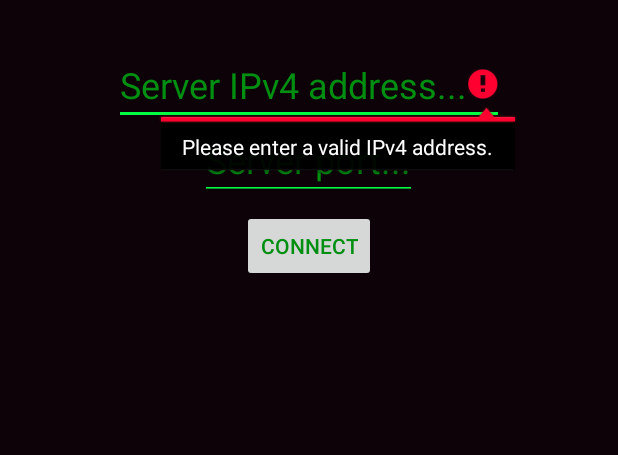
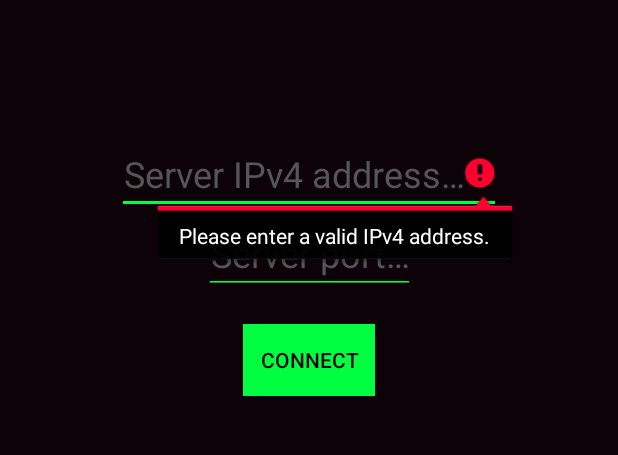
Before and after one commit to IvicaDuspara/WirelessNetworkRemote, an Android app: the screen it shows after launch (MainActivity), after a tap on "CONNECT", on a phone screen of 412 x 824 dp, the part 84-539 px from its top. Run offline under Robolectric (Android 15) with nearby library versions, the phone set to English and light mode, and no system bars; our stand-ins replace ButterKnife.

Commit message:
Refactored activity_main.xml to ConstraintLayout. Added a ProgressBar that indicates connecting to server. Made the connect button unclickable and disabled until it is determined whether or not the connection is successful.

```diff
--- a/app/src/main/java/makazas/imint/hr/meteorremote/ui/MainActivity.java
+++ b/app/src/main/java/makazas/imint/hr/meteorremote/ui/MainActivity.java
@@ -2,11 +2,15 @@ package makazas.imint.hr.meteorremote.ui;
 
 import android.annotation.SuppressLint;
 import android.content.Intent;
+import android.graphics.Color;
 import android.os.AsyncTask;
 import android.support.v7.app.AppCompatActivity;
 import android.os.Bundle;
+import android.util.Log;
+import android.view.View;
 import android.widget.Button;
 import android.widget.EditText;
+import android.widget.ProgressBar;
 
 import butterknife.BindView;
 import butterknife.ButterKnife;
@@ -30,12 +34,16 @@ public class MainActivity extends AppCompatActivity {
     @BindView(R.id.btn_main_connect)
     Button btnConnect;
 
+    @BindView(R.id.pb_main_connecting)
+    ProgressBar pbConnecting;
+
     @Override
     protected void onCreate(Bundle savedInstanceState) {
         super.onCreate(savedInstanceState);
         setContentView(R.layout.activity_main);
         ButterKnife.bind(this);
 
+        setProgressBarVisible(false);
         initializeEditTextsFromSharedPrefs();
     }
 
@@ -67,13 +75,43 @@ public class MainActivity extends AppCompatActivity {
         etPort.setText(SharedPrefsUtil.get(this, Constants.PORT, ""));
     }
 
-    private String getStringResource(int resId) {
-        return getResources().getString(resId);
+    private String getStringResource(int stringId) {
+        return getResources().getString(stringId);
+    }
+
+    private int getColorResource(int colorId){
+        return getResources().getColor(colorId);
+    }
+
+    private void setProgressBarVisible(boolean isVisible){
+        pbConnecting.setVisibility(isVisible ? View.VISIBLE : View.GONE);
+    }
+
+    private void setButtonEnabled(boolean isEnabled){
+        btnConnect.setClickable(isEnabled);
+        btnConnect.setEnabled(isEnabled);
+        btnConnect.setBackgroundColor(
+                isEnabled ? getColorResource(R.color.matrixLightGreen) : getColorResource(R.color.grey)
+        );
     }
 
     @SuppressLint("StaticFieldLeak")
     private void tryInitializingSocket(String ipAddress, String port){
         new AsyncTask<String, String, Void>() {
+            @Override
+            protected void onPreExecute() {
+                super.onPreExecute();
+                runOnUiThread(() -> setProgressBarVisible(true));
+                runOnUiThread(() -> setButtonEnabled(false));
+            }
+
+            @Override
+            protected void onPostExecute(Void aVoid) {
+                super.onPostExecute(aVoid);
+                runOnUiThread(() -> setProgressBarVisible(false));
+                runOnUiThread(() -> setButtonEnabled(true));
+            }
+
             @Override
             protected Void doInBackground(String... strings) {
                 if(SocketSingleton.getInstance().initializeSocket(ipAddress, port)){
@@ -81,7 +119,7 @@ public class MainActivity extends AppCompatActivity {
                     saveInputToSharedPrefs();
                 } else {
                     runOnUiThread(
-                            () -> ToastUtil.showShortToastWithMessage(MainActivity.this, getStringResource(R.string.string_cannotconnect))
+                            () -> ToastUtil.showLongToastWithMessage(MainActivity.this, getStringResource(R.string.string_cannotconnect))
                     );
                 }
                 return null;
--- a/app/src/main/java/makazas/imint/hr/meteorremote/util/ToastUtil.java
+++ b/app/src/main/java/makazas/imint/hr/meteorremote/util/ToastUtil.java
@@ -7,4 +7,8 @@ public class ToastUtil {
     public static void showShortToastWithMessage(Context context, String message){
         Toast.makeText(context, message, Toast.LENGTH_SHORT).show();
     }
+
+    public static void showLongToastWithMessage(Context context, String message){
+        Toast.makeText(context, message, Toast.LENGTH_LONG).show();
+    }
 }
--- a/app/src/main/res/layout/activity_main.xml
+++ b/app/src/main/res/layout/activity_main.xml
@@ -1,51 +1,85 @@
 <?xml version="1.0" encoding="utf-8"?>
-<RelativeLayout xmlns:android="http://schemas.android.com/apk/res/android"
-    xmlns:tools="http://schemas.android.com/tools"
+<android.support.constraint.ConstraintLayout xmlns:android="http://schemas.android.com/apk/res/android"
     android:layout_width="match_parent"
     android:layout_height="match_parent"
+    xmlns:app="http://schemas.android.com/apk/res-auto"
     android:background="@color/matrixBlack">
 
     <EditText
         android:id="@+id/et_main_ipaddress"
         android:layout_width="wrap_content"
         android:layout_height="wrap_content"
-        android:layout_centerHorizontal="true"
-        android:layout_marginTop="30dp"
-        android:backgroundTint="@color/matrixLightGreen"
+
+        app:layout_constraintTop_toTopOf="parent"
+        app:layout_constraintBottom_toTopOf="@id/et_main_port"
+        app:layout_constraintStart_toStartOf="parent"
+        app:layout_constraintEnd_toEndOf="parent"
+
+        app:layout_constraintVertical_chainStyle="packed"
+        app:layout_constraintVertical_bias="0.15"
+
         android:hint="@string/ipEditHint"
+
         android:inputType="phone"
         android:singleLine="true"
-        android:textColor="@color/matrixDarkGreen"
-        android:textColorHint="@color/matrixDarkGreen"
+        android:gravity="center_horizontal"
+
+        android:textColor="@color/white"
+        android:textColorHint="@color/grey"
+        android:backgroundTint="@color/matrixLightGreen"
         android:textSize="24sp"
-        tools:backgroundTint="@color/matrixLightGreen"
-        tools:textColorHighlight="@color/matrixLightGreen"
-        tools:textCursorDrawable="@color/matrixLightGreen" />
+        />
 
     <EditText
         android:id="@+id/et_main_port"
         android:layout_width="wrap_content"
         android:layout_height="wrap_content"
-        android:layout_centerHorizontal="true"
-        android:layout_marginTop="80dp"
+
+        app:layout_constraintTop_toBottomOf="@id/et_main_ipaddress"
+        app:layout_constraintBottom_toTopOf="@id/btn_main_connect"
+        app:layout_constraintStart_toStartOf="parent"
+        app:layout_constraintEnd_toEndOf="parent"
+
+        android:hint="@string/portHint"
+
+        android:inputType="number"
+        android:gravity="center_horizontal"
+
+        android:textColor="@color/white"
+        android:textColorHint="@color/grey"
         android:backgroundTint="@color/matrixLightGreen"
-        android:hint="@string/portHint"
-        android:inputType="number"
-        android:textColor="@color/matrixDarkGreen"
-        android:textColorHint="@color/matrixDarkGreen"
         android:textSize="24sp"
-        tools:backgroundTint="@color/matrixLightGreen"
-        tools:textColorHighlight="@color/matrixLightGreen"
-        tools:textCursorDrawable="@color/matrixLightGreen" />
+        />
 
     <Button
         android:id="@+id/btn_main_connect"
         android:layout_width="wrap_content"
         android:layout_height="wrap_content"
-        android:layout_centerHorizontal="true"
-        android:layout_marginTop="140dp"
+        android:layout_marginTop="20dp"
+
+        app:layout_constraintTop_toBottomOf="@id/et_main_port"
+        app:layout_constraintStart_toStartOf="parent"
+        app:layout_constraintEnd_toEndOf="parent"
+        app:layout_constraintBottom_toBottomOf="parent"
+
         android:text="@string/connectButtonText"
-        android:textColor="@color/matrixDarkGreen"
+        android:textColor="@color/matrixBlack"
+        android:background="@color/matrixLightGreen"
         />
 
-</RelativeLayout>
+    <ProgressBar
+        android:id="@+id/pb_main_connecting"
+        android:layout_width="wrap_content"
+        android:layout_height="wrap_content"
+
+        app:layout_constraintTop_toBottomOf="@id/btn_main_connect"
+        app:layout_constraintBottom_toBottomOf="parent"
+        app:layout_constraintStart_toStartOf="parent"
+        app:layout_constraintEnd_toEndOf="parent"
+
+        app:layout_constraintVertical_bias="0.15"
+
+        style="?android:progressBarStyleLarge"
+        />
+
+</android.support.constraint.ConstraintLayout>
--- a/app/src/main/res/values/colors.xml
+++ b/app/src/main/res/values/colors.xml
@@ -7,4 +7,6 @@
     <color name="matrixDarkGreen">#008F11</color>
     <color name="matrixLightGreen">#00ff41</color>
     <color name="matrixDarkGrey">#131414</color>
+    <color name="white">#ffffff</color>
+    <color name="grey">#565656</color>
 </resources>
--- a/app/src/main/res/values/strings.xml
+++ b/app/src/main/res/values/strings.xml
@@ -1,18 +1,15 @@
 <resources>
     <string name="app_name">MeteorRemote</string>
-    <string name="ipEditHint">Server IPv4 address...</string>
-    <string name="portHint">Server port...</string>
+    <string name="ipEditHint">Server IPv4 address…</string>
+    <string name="portHint">Server port…</string>
     <string name="connectButtonText">Connect</string>
-    <string name="bundleerror">No bundle was received</string>
     <string name="invalidIPv4">Invalid IP address</string>
     <string name="invalidPort">Invalid port</string>
-    <string name="admin">SU@ILIY700:PLAY_SONG</string>
     <string name="string_nowplaying">Now playing</string>
     <string name="string_queued">Queued</string>
     <string name="string_queued_confirmation_toast">queued!</string>
     <string name="string_ipaddress_error">Please enter a valid IPv4 address.</string>
     <string name="string_port_error">Please enter a valid port number.</string>
-    <string name="string_ipaddress_unknown">The entered IP address is unknown.</string>
-    <string name="string_cannotconnect">Connection error. Check if you entered the correct IP address and port.</string>
+    <string name="string_cannotconnect">Could not connect to given IP address and port number.</string>
 
 </resources>
```
